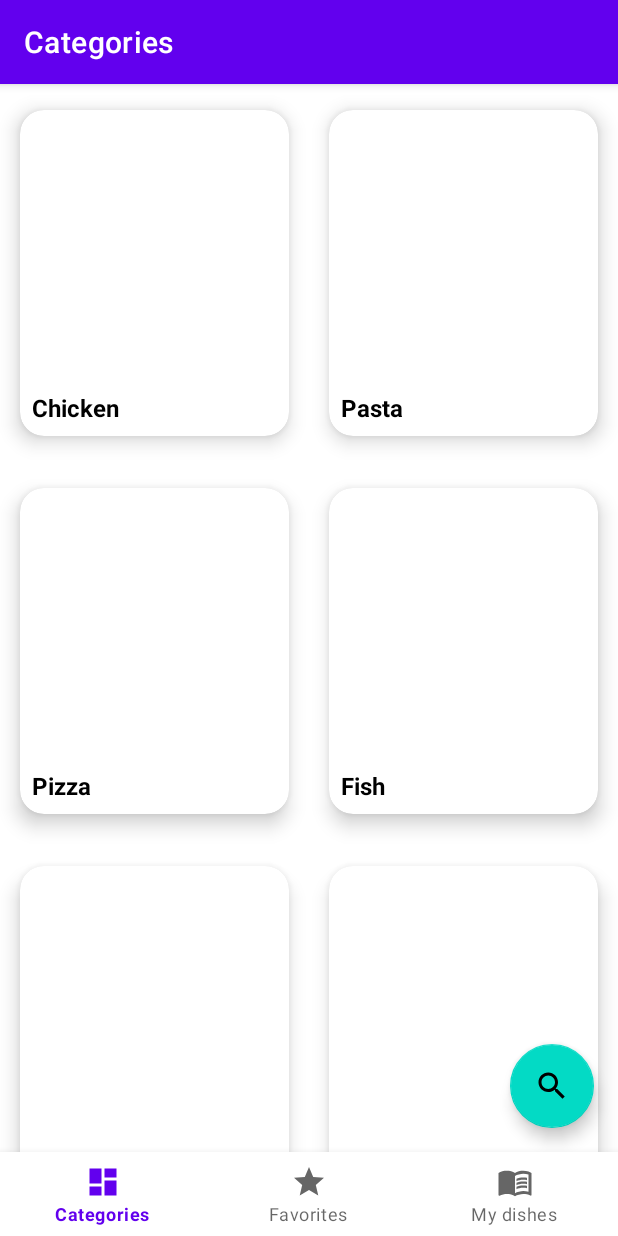
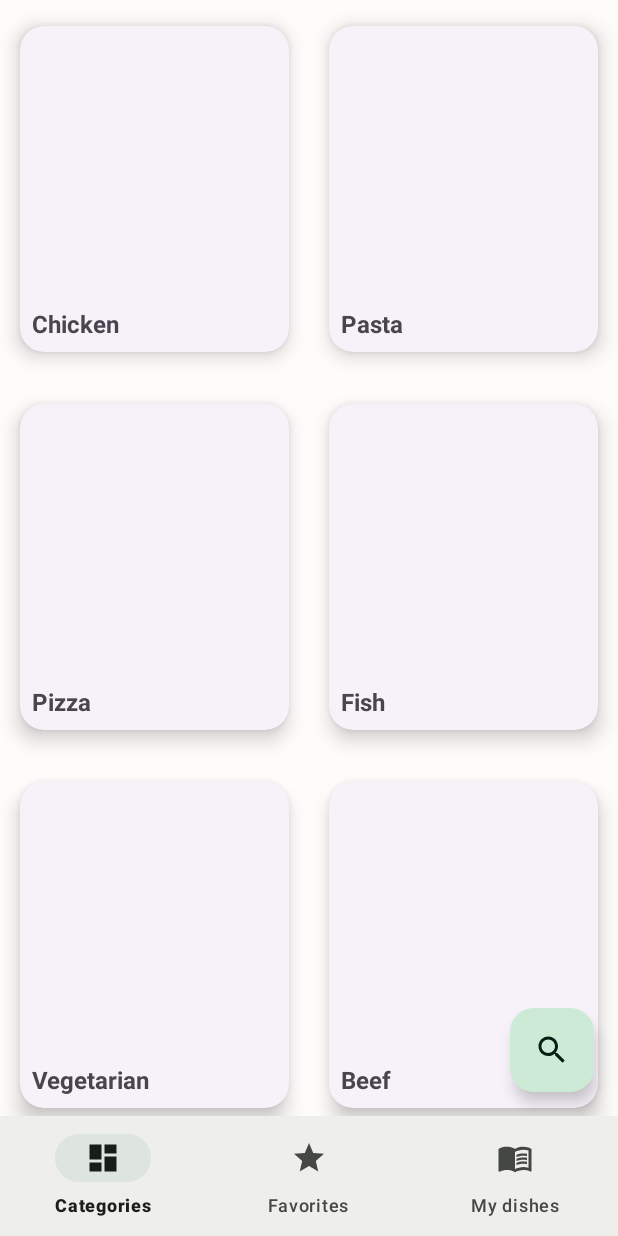
Before and after one commit to adamsylla97/RecipeApp, an Android app: the screen it shows after launch (MainActivity), on a phone screen of 412 x 824 dp. Run offline under Robolectric (Android 15) with nearby library versions, the light colour scheme and no system bars; our stand-ins replace Room's generated code, data binding, navigation-ui; 1 statement that could not run was skipped.

Commit message:
- migrated the app to material design 3 - updated libraries - fixed crash on Android 12

```diff
--- a/app/src/main/AndroidManifest.xml
+++ b/app/src/main/AndroidManifest.xml
@@ -16,7 +16,7 @@
         android:label="@string/app_name"
         android:roundIcon="@mipmap/ic_launcher_round"
         android:supportsRtl="true"
-        android:theme="@style/Theme.RecipeApp"
+        android:theme="@style/AppTheme"
         android:usesCleartextTraffic="true">
         <activity
             android:name=".MainActivity"
--- a/app/src/main/java/com/recipeapp/MainActivity.kt
+++ b/app/src/main/java/com/recipeapp/MainActivity.kt
@@ -47,7 +47,7 @@ class MainActivity : AppCompatActivity() {
         navView.setupWithNavController(navController)
 
         appBarConfiguration = AppBarConfiguration(getTopLevelDestinations())
-        setupActionBarWithNavController(navController, appBarConfiguration)
+//        setupActionBarWithNavController(navController, appBarConfiguration)
     }
 
     override fun onSupportNavigateUp(): Boolean {
--- a/app/src/main/res/layout/categiry_item.xml
+++ b/app/src/main/res/layout/categiry_item.xml
@@ -10,6 +10,7 @@
     </data>
 
     <com.google.android.material.card.MaterialCardView
+        style="?attr/materialCardViewElevatedStyle"
         android:layout_width="match_parent"
         android:layout_height="wrap_content"
         app:cardElevation="8dp"
--- a/app/src/main/res/layout/fragment_add_dish.xml
+++ b/app/src/main/res/layout/fragment_add_dish.xml
@@ -108,7 +108,7 @@
             android:layout_width="match_parent"
             android:layout_height="wrap_content"
             android:layout_margin="@dimen/activity_vertical_margin"
-            android:text="Add"
+            android:text="@string/add_dish_text_button"
             app:layout_constraintBottom_toBottomOf="parent" />
 
     </androidx.constraintlayout.widget.ConstraintLayout>
--- a/app/src/main/res/layout/mydish_item.xml
+++ b/app/src/main/res/layout/mydish_item.xml
@@ -25,7 +25,7 @@
                 android:id="@+id/recipeImage"
                 android:layout_width="match_parent"
                 android:layout_height="200dp"
-                android:background="@color/light_gray"
+
                 android:src="@drawable/ic_placeholder_image"
                 rec:loadImageFromUri="@{viewModel.photoUrl}"/>
 
--- a/app/src/main/res/values-night/themes.xml
+++ b/app/src/main/res/values-night/themes.xml
@@ -1,16 +1,32 @@
 <resources xmlns:tools="http://schemas.android.com/tools">
-    <!-- Base application theme. -->
-    <style name="Theme.RecipeApp" parent="Theme.MaterialComponents.DayNight.DarkActionBar">
-        <!-- Primary brand color. -->
-        <item name="colorPrimary">@color/purple_200</item>
-        <item name="colorPrimaryVariant">@color/purple_700</item>
-        <item name="colorOnPrimary">@color/black</item>
-        <!-- Secondary brand color. -->
-        <item name="colorSecondary">@color/teal_200</item>
-        <item name="colorSecondaryVariant">@color/teal_200</item>
-        <item name="colorOnSecondary">@color/black</item>
-        <!-- Status bar color. -->
-        <item name="android:statusBarColor" tools:targetApi="l">?attr/colorPrimaryVariant</item>
-        <!-- Customize your theme here. -->
+
+    <style name="AppTheme" parent="Theme.Material3.Dark.NoActionBar">
+        <item name="colorPrimary">@color/md_theme_dark_primary</item>
+        <item name="colorOnPrimary">@color/md_theme_dark_onPrimary</item>
+        <item name="colorPrimaryContainer">@color/md_theme_dark_primaryContainer</item>
+        <item name="colorOnPrimaryContainer">@color/md_theme_dark_onPrimaryContainer</item>
+        <item name="colorSecondary">@color/md_theme_dark_secondary</item>
+        <item name="colorOnSecondary">@color/md_theme_dark_onSecondary</item>
+        <item name="colorSecondaryContainer">@color/md_theme_dark_secondaryContainer</item>
+        <item name="colorOnSecondaryContainer">@color/md_theme_dark_onSecondaryContainer</item>
+        <item name="colorTertiary">@color/md_theme_dark_tertiary</item>
+        <item name="colorOnTertiary">@color/md_theme_dark_onTertiary</item>
+        <item name="colorTertiaryContainer">@color/md_theme_dark_tertiaryContainer</item>
+        <item name="colorOnTertiaryContainer">@color/md_theme_dark_onTertiaryContainer</item>
+        <item name="colorError">@color/md_theme_dark_error</item>
+        <item name="colorOnError">@color/md_theme_dark_onError</item>
+        <item name="colorErrorContainer">@color/md_theme_dark_errorContainer</item>
+        <item name="colorOnErrorContainer">@color/md_theme_dark_onErrorContainer</item>
+        <item name="android:colorBackground">@color/md_theme_dark_background</item>
+        <item name="colorOnBackground">@color/md_theme_dark_onBackground</item>
+        <item name="colorSurface">@color/md_theme_dark_surface</item>
+        <item name="colorOnSurface">@color/md_theme_dark_onSurface</item>
+        <item name="colorSurfaceVariant">@color/md_theme_dark_surfaceVariant</item>
+        <item name="colorOnSurfaceVariant">@color/md_theme_dark_onSurfaceVariant</item>
+        <item name="colorOutline">@color/md_theme_dark_outline</item>
+        <item name="colorSurfaceInverse">@color/md_theme_dark_inverseSurface</item>
+        <item name="colorOnSurfaceInverse">@color/md_theme_dark_inverseOnSurface</item>
+        <item name="elevationOverlayColor">@color/md_theme_dark_surfaceTint</item>
+        <item name="colorPrimaryInverse">@color/md_theme_dark_inversePrimary</item>
     </style>
 </resources>
--- a/app/src/main/res/values/colors.xml
+++ b/app/src/main/res/values/colors.xml
@@ -1,11 +1,62 @@
 <?xml version="1.0" encoding="utf-8"?>
 <resources>
-    <color name="purple_200">#FFBB86FC</color>
-    <color name="purple_500">#FF6200EE</color>
-    <color name="purple_700">#FF3700B3</color>
-    <color name="teal_200">#FF03DAC5</color>
-    <color name="teal_700">#FF018786</color>
-    <color name="black">#FF000000</color>
-    <color name="white">#FFFFFFFF</color>
-    <color name="light_gray">#DDDDDD</color>
+    <color name="seed">#2d4739</color>
+    <color name="md_theme_light_primary">#496455</color>
+    <color name="md_theme_light_onPrimary">#FFFFFF</color>
+    <color name="md_theme_light_primaryContainer">#CCEAD6</color>
+    <color name="md_theme_light_onPrimaryContainer">#062014</color>
+    <color name="md_theme_light_secondary">#5A605B</color>
+    <color name="md_theme_light_onSecondary">#FFFFFF</color>
+    <color name="md_theme_light_secondaryContainer">#DEE4DE</color>
+    <color name="md_theme_light_onSecondaryContainer">#171D19</color>
+    <color name="md_theme_light_tertiary">#566065</color>
+    <color name="md_theme_light_onTertiary">#FFFFFF</color>
+    <color name="md_theme_light_tertiaryContainer">#DAE4E9</color>
+    <color name="md_theme_light_onTertiaryContainer">#131D21</color>
+    <color name="md_theme_light_error">#BA1A1A</color>
+    <color name="md_theme_light_onError">#FFFFFF</color>
+    <color name="md_theme_light_errorContainer">#FFDAD6</color>
+    <color name="md_theme_light_onErrorContainer">#410002</color>
+    <color name="md_theme_light_background">#FEFCFA</color>
+    <color name="md_theme_light_onBackground">#1B1C1B</color>
+    <color name="md_theme_light_surface">#FEFCFA</color>
+    <color name="md_theme_light_onSurface">#1B1C1B</color>
+    <color name="md_theme_light_surfaceVariant">#E2E3DF</color>
+    <color name="md_theme_light_onSurfaceVariant">#454745</color>
+    <color name="md_theme_light_outline">#767775</color>
+    <color name="md_theme_light_shadow">#000000</color>
+    <color name="md_theme_light_inverseSurface">#30302F</color>
+    <color name="md_theme_light_inverseOnSurface">#F2F0EE</color>
+    <color name="md_theme_light_inversePrimary">#B0CDBB</color>
+    <color name="md_theme_light_surfaceTint">#496455</color>
+    <color name="md_theme_light_surfaceTintColor">#496455</color>
+    <color name="md_theme_dark_primary">#B0CDBB</color>
+    <color name="md_theme_dark_onPrimary">#1C3528</color>
+    <color name="md_theme_dark_primaryContainer">#324C3E</color>
+    <color name="md_theme_dark_onPrimaryContainer">#CCEAD6</color>
+    <color name="md_theme_dark_secondary">#C2C8C2</color>
+    <color name="md_theme_dark_onSecondary">#2C322E</color>
+    <color name="md_theme_dark_secondaryContainer">#424844</color>
+    <color name="md_theme_dark_onSecondaryContainer">#DEE4DE</color>
+    <color name="md_theme_dark_tertiary">#BEC8CD</color>
+    <color name="md_theme_dark_onTertiary">#283236</color>
+    <color name="md_theme_dark_tertiaryContainer">#3E484D</color>
+    <color name="md_theme_dark_onTertiaryContainer">#DAE4E9</color>
+    <color name="md_theme_dark_error">#FFB4AB</color>
+    <color name="md_theme_dark_onError">#690005</color>
+    <color name="md_theme_dark_errorContainer">#93000A</color>
+    <color name="md_theme_dark_onErrorContainer">#FFB4AB</color>
+    <color name="md_theme_dark_background">#1B1C1B</color>
+    <color name="md_theme_dark_onBackground">#E4E2E0</color>
+    <color name="md_theme_dark_surface">#1B1C1B</color>
+    <color name="md_theme_dark_onSurface">#E4E2E0</color>
+    <color name="md_theme_dark_surfaceVariant">#454745</color>
+    <color name="md_theme_dark_onSurfaceVariant">#C6C7C4</color>
+    <color name="md_theme_dark_outline">#90918E</color>
+    <color name="md_theme_dark_shadow">#000000</color>
+    <color name="md_theme_dark_inverseSurface">#E4E2E0</color>
+    <color name="md_theme_dark_inverseOnSurface">#30302F</color>
+    <color name="md_theme_dark_inversePrimary">#496455</color>
+    <color name="md_theme_dark_surfaceTint">#B0CDBB</color>
+    <color name="md_theme_dark_surfaceTintColor">#B0CDBB</color>
 </resources>
--- a/app/src/main/res/values/strings.xml
+++ b/app/src/main/res/values/strings.xml
@@ -5,4 +5,5 @@
     <string name="title_notifications">My dishes</string>
     <string name="menu_search">Search</string>
     <string name="share_recipe">Share %s</string>
+    <string name="add_dish_text_button">Add</string>
 </resources>
--- a/app/src/main/res/values/styles.xml
+++ b/app/src/main/res/values/styles.xml
@@ -2,7 +2,7 @@
 <resources>
 
     <style name="Text">
-        <item name="android:textColor">@color/black</item>
+<!--        <item name="android:textColor">?attr/textColor</item>-->
     </style>
 
     <style name="Text.Medium">
--- a/app/src/main/res/values/themes.xml
+++ b/app/src/main/res/values/themes.xml
@@ -1,16 +1,32 @@
-<resources xmlns:tools="http://schemas.android.com/tools">
-    <!-- Base application theme. -->
-    <style name="Theme.RecipeApp" parent="Theme.MaterialComponents.DayNight.DarkActionBar">
-        <!-- Primary brand color. -->
-        <item name="colorPrimary">@color/purple_500</item>
-        <item name="colorPrimaryVariant">@color/purple_700</item>
-        <item name="colorOnPrimary">@color/white</item>
-        <!-- Secondary brand color. -->
-        <item name="colorSecondary">@color/teal_200</item>
-        <item name="colorSecondaryVariant">@color/teal_700</item>
-        <item name="colorOnSecondary">@color/black</item>
-        <!-- Status bar color. -->
-        <item name="android:statusBarColor" tools:targetApi="l">?attr/colorPrimaryVariant</item>
-        <!-- Customize your theme here. -->
+<resources>
+
+    <style name="AppTheme" parent="Theme.Material3.Light.NoActionBar">
+        <item name="colorPrimary">@color/md_theme_light_primary</item>
+        <item name="colorOnPrimary">@color/md_theme_light_onPrimary</item>
+        <item name="colorPrimaryContainer">@color/md_theme_light_primaryContainer</item>
+        <item name="colorOnPrimaryContainer">@color/md_theme_light_onPrimaryContainer</item>
+        <item name="colorSecondary">@color/md_theme_light_secondary</item>
+        <item name="colorOnSecondary">@color/md_theme_light_onSecondary</item>
+        <item name="colorSecondaryContainer">@color/md_theme_light_secondaryContainer</item>
+        <item name="colorOnSecondaryContainer">@color/md_theme_light_onSecondaryContainer</item>
+        <item name="colorTertiary">@color/md_theme_light_tertiary</item>
+        <item name="colorOnTertiary">@color/md_theme_light_onTertiary</item>
+        <item name="colorTertiaryContainer">@color/md_theme_light_tertiaryContainer</item>
+        <item name="colorOnTertiaryContainer">@color/md_theme_light_onTertiaryContainer</item>
+        <item name="colorError">@color/md_theme_light_error</item>
+        <item name="colorOnError">@color/md_theme_light_onError</item>
+        <item name="colorErrorContainer">@color/md_theme_light_errorContainer</item>
+        <item name="colorOnErrorContainer">@color/md_theme_light_onErrorContainer</item>
+        <item name="android:colorBackground">@color/md_theme_light_background</item>
+        <item name="colorOnBackground">@color/md_theme_light_onBackground</item>
+        <item name="colorSurface">@color/md_theme_light_surface</item>
+        <item name="colorOnSurface">@color/md_theme_light_onSurface</item>
+        <item name="colorSurfaceVariant">@color/md_theme_light_surfaceVariant</item>
+        <item name="colorOnSurfaceVariant">@color/md_theme_light_onSurfaceVariant</item>
+        <item name="colorOutline">@color/md_theme_light_outline</item>
+        <item name="colorSurfaceInverse">@color/md_theme_light_inverseSurface</item>
+        <item name="colorOnSurfaceInverse">@color/md_theme_light_inverseOnSurface</item>
+        <item name="elevationOverlayColor">@color/md_theme_light_surfaceTint</item>
+        <item name="colorPrimaryInverse">@color/md_theme_light_inversePrimary</item>
     </style>
 </resources>
--- a/build.gradle
+++ b/build.gradle
@@ -5,10 +5,10 @@ buildscript {
         mavenCentral()
     }
     dependencies {
-        classpath "com.android.tools.build:gradle:7.0.3"
+        classpath "com.android.tools.build:gradle:7.0.4"
         classpath 'org.jetbrains.kotlin:kotlin-gradle-plugin:1.5.30'
         classpath 'com.google.dagger:hilt-android-gradle-plugin:2.40.4'
-        classpath "androidx.navigation:navigation-safe-args-gradle-plugin:2.4.0-beta02"
+        classpath "androidx.navigation:navigation-safe-args-gradle-plugin:2.5.0"
     }
 }
 
```
Also changed, not shown: app/build.gradle (+12 -11 lines).
